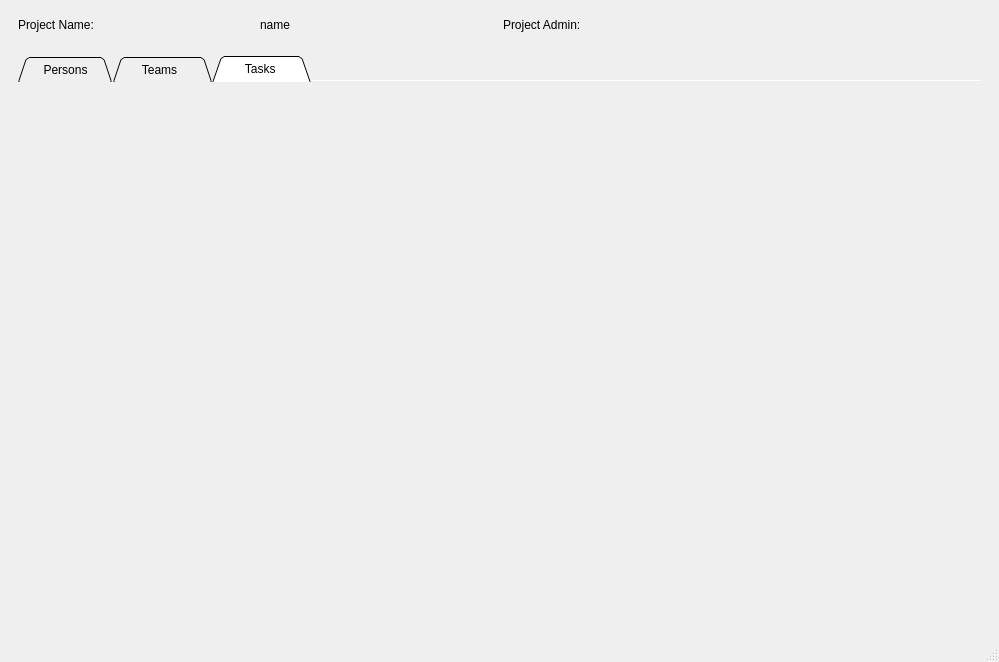
Above: ToDoListServer/projectswindow.ui from captain-moji/To_Do_List_Project before the change. Below: the same form after it.
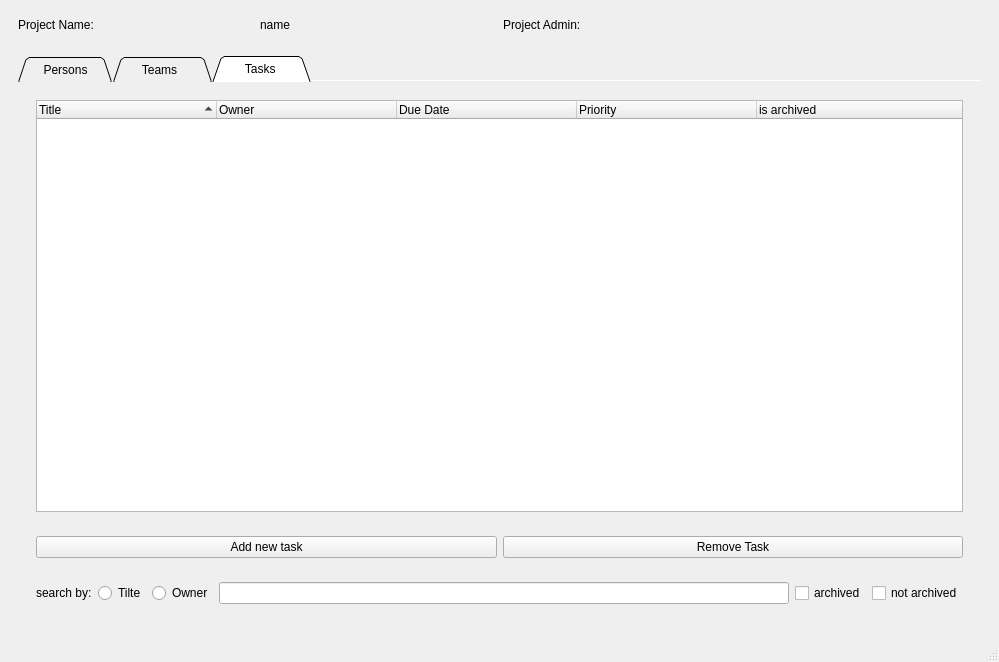
That is the form after the change. The open tabs and pages were chosen to show the change.

Commit message: Projects window Tasks created

Patch:
```diff
--- a/ToDoListServer/projectswindow.ui
+++ b/ToDoListServer/projectswindow.ui
@@ -231,6 +231,125 @@
           <attribute name="title">
            <string>      Tasks       </string>
           </attribute>
+          <layout class="QVBoxLayout" name="verticalLayout_5">
+           <item>
+            <widget class="QWidget" name="widget_5" native="true">
+             <layout class="QVBoxLayout" name="verticalLayout_6">
+              <item>
+               <widget class="QTreeWidget" name="project_tasks_tree_widget">
+                <property name="sortingEnabled">
+                 <bool>true</bool>
+                </property>
+                <property name="wordWrap">
+                 <bool>false</bool>
+                </property>
+                <property name="headerHidden">
+                 <bool>false</bool>
+                </property>
+                <attribute name="headerCascadingSectionResizes">
+                 <bool>false</bool>
+                </attribute>
+                <attribute name="headerMinimumSectionSize">
+                 <number>50</number>
+                </attribute>
+                <attribute name="headerDefaultSectionSize">
+                 <number>180</number>
+                </attribute>
+                <column>
+                 <property name="text">
+                  <string>Title</string>
+                 </property>
+                </column>
+                <column>
+                 <property name="text">
+                  <string>Owner</string>
+                 </property>
+                </column>
+                <column>
+                 <property name="text">
+                  <string>Due Date</string>
+                 </property>
+                </column>
+                <column>
+                 <property name="text">
+                  <string>Priority</string>
+                 </property>
+                </column>
+                <column>
+                 <property name="text">
+                  <string>is archived</string>
+                 </property>
+                </column>
+               </widget>
+              </item>
+             </layout>
+            </widget>
+           </item>
+           <item>
+            <widget class="QWidget" name="widget_6" native="true">
+             <layout class="QHBoxLayout" name="horizontalLayout_7">
+              <item>
+               <widget class="QPushButton" name="add_new_task_BTN">
+                <property name="text">
+                 <string>Add new task</string>
+                </property>
+               </widget>
+              </item>
+              <item>
+               <widget class="QPushButton" name="remove_task_BTN">
+                <property name="text">
+                 <string>Remove Task</string>
+                </property>
+               </widget>
+              </item>
+             </layout>
+            </widget>
+           </item>
+           <item>
+            <widget class="QWidget" name="widget_7" native="true">
+             <layout class="QHBoxLayout" name="horizontalLayout_4">
+              <item>
+               <widget class="QLabel" name="search_by_task_text">
+                <property name="text">
+                 <string>search by:</string>
+                </property>
+               </widget>
+              </item>
+              <item>
+               <widget class="QRadioButton" name="task_search_by_title">
+                <property name="text">
+                 <string>Tilte</string>
+                </property>
+               </widget>
+              </item>
+              <item>
+               <widget class="QRadioButton" name="task_search_by_owner">
+                <property name="text">
+                 <string>Owner</string>
+                </property>
+               </widget>
+              </item>
+              <item>
+               <widget class="QLineEdit" name="search_task_line_edit"/>
+              </item>
+              <item>
+               <widget class="QCheckBox" name="archived_checkbox">
+                <property name="text">
+                 <string>archived</string>
+                </property>
+               </widget>
+              </item>
+              <item>
+               <widget class="QCheckBox" name="not_archived_checkbox">
+                <property name="text">
+                 <string>not archived</string>
+                </property>
+               </widget>
+              </item>
+             </layout>
+            </widget>
+           </item>
+          </layout>
          </widget>
         </widget>
        </item>
```
Left out of the diff: 2 changed lines with no effect on the pictures. The commit also changes 15 other files.
